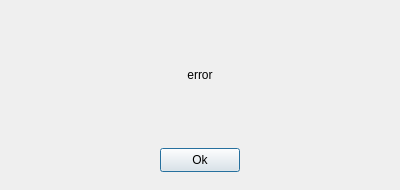
This is view/errorwindow.ui in Gyarik/StressView as Qt 5 draws it before an edit. The edited form follows.
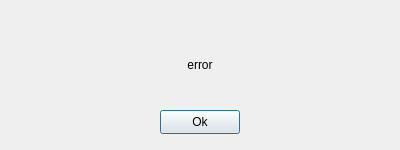
This is the edited form.

Patch:
```diff
--- a/view/errorwindow.ui
+++ b/view/errorwindow.ui
@@ -7,7 +7,7 @@
     <x>0</x>
     <y>0</y>
     <width>400</width>
-    <height>190</height>
+    <height>150</height>
    </rect>
   </property>
   <property name="sizePolicy">
@@ -19,13 +19,13 @@
   <property name="minimumSize">
    <size>
     <width>400</width>
-    <height>190</height>
+    <height>150</height>
    </size>
   </property>
   <property name="maximumSize">
    <size>
     <width>400</width>
-    <height>190</height>
+    <height>150</height>
    </size>
   </property>
   <property name="windowTitle">
@@ -38,7 +38,7 @@
    <property name="geometry">
     <rect>
      <x>50</x>
-     <y>50</y>
+     <y>40</y>
      <width>300</width>
      <height>50</height>
     </rect>
@@ -54,7 +54,7 @@
    <property name="geometry">
     <rect>
      <x>160</x>
-     <y>148</y>
+     <y>110</y>
      <width>80</width>
      <height>24</height>
     </rect>
```
